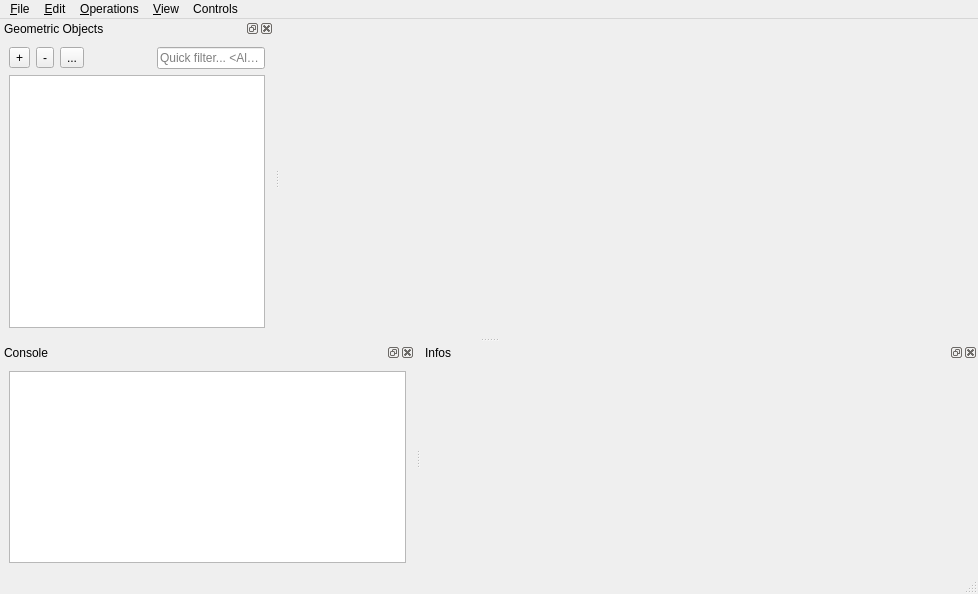
First picture: the form in Polyhedron/demo/Polyhedron/MainWindow.ui, repository rikba/cgal-public-dev, before the edit.
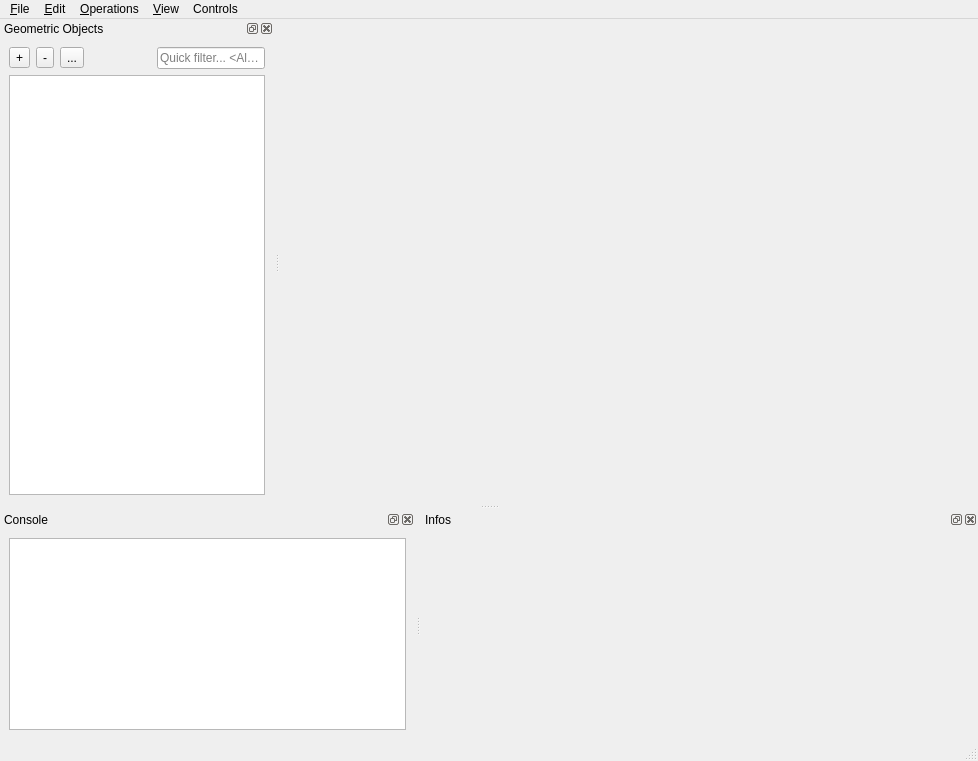
Second picture: the form after the edit. Icons and pictures are not drawn. Custom widgets are drawn as their Qt base class.

Commit message: WIP : adapting the UI to a smaller screen

Diff of the .ui file:
```diff
--- a/Polyhedron/demo/Polyhedron/MainWindow.ui
+++ b/Polyhedron/demo/Polyhedron/MainWindow.ui
@@ -7,7 +7,7 @@
     <x>0</x>
     <y>0</y>
     <width>978</width>
-    <height>594</height>
+    <height>761</height>
    </rect>
   </property>
   <property name="windowTitle">
@@ -303,7 +303,7 @@
             <x>0</x>
             <y>0</y>
             <width>541</width>
-            <height>175</height>
+            <height>167</height>
            </rect>
           </property>
           <layout class="QGridLayout" name="gridLayout">
@@ -677,6 +677,11 @@
    <extends>QWidget</extends>
    <header>Viewer.h</header>
   </customwidget>
+  <customwidget>
+   <class>Adaptable_button</class>
+   <extends>QToolButton</extends>
+   <header>Adaptable_button.h</header>
+  </customwidget>
  </customwidgets>
  <resources>
   <include location="Polyhedron_3.qrc"/>
```
Left out of the diff: 6 changed lines with no effect on the pictures. The commit also changes 2 other files.
